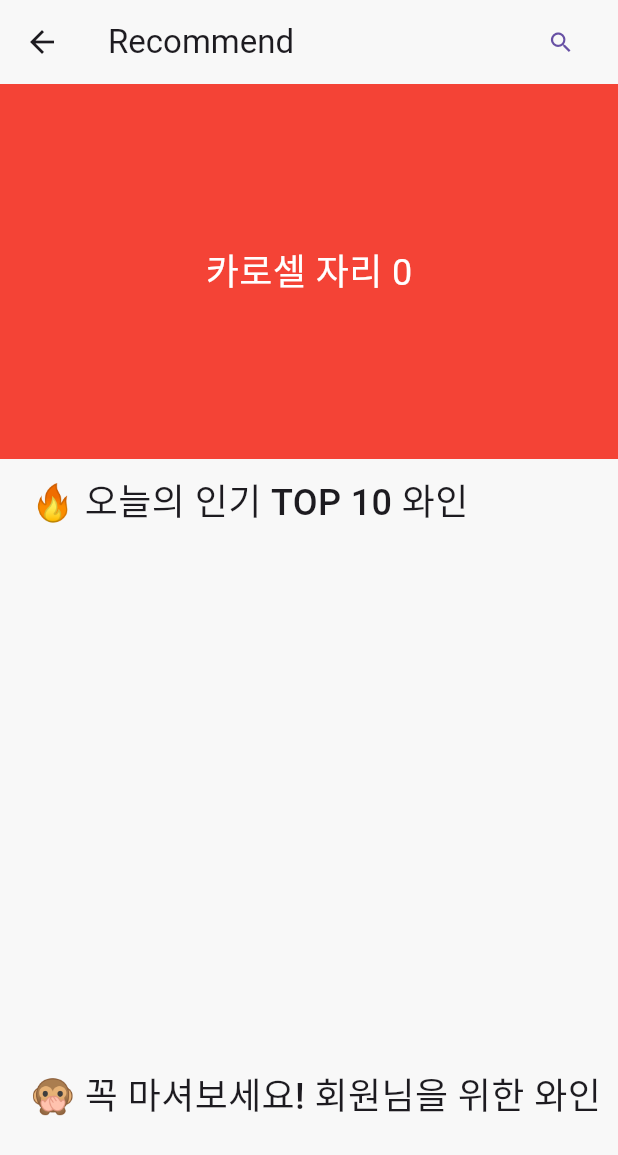
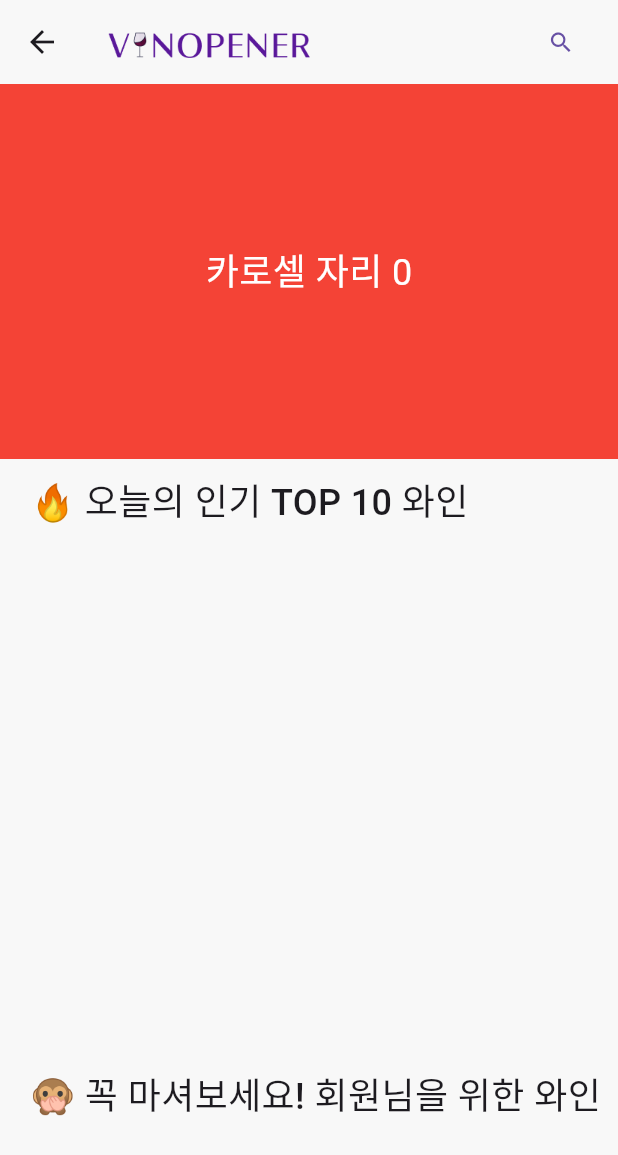
Before and after one commit to thevinopener/vinopener, a Flutter app: the RecommendScreen screen opened directly, on a phone screen of 412 x 824 dp. Shown: the top 1155 px of the screen. Run offline on Flutter 3.47's test engine with Material 3 defaults, Android fonts, the phone set to English and light mode, and no system bars; drawn by our look-alikes of carousel_slider; our stand-ins replace accordion, camera, dashed_circular_progress_bar, dio, event_bus, firebase_auth and 7 more; missing offline and left inert: flag, floating_chat_button, flutter_radar_chart, focused_area_ocr_flutter, scanner_overlay; accounts and stored records are empty; network calls fail.

Commit message:
refactor: 메인화면 앱 바 수정 (#68)
Close #68

```diff
--- a/frontend/lib/screens/recommend/recommend_screen.dart
+++ b/frontend/lib/screens/recommend/recommend_screen.dart
@@ -23,7 +23,8 @@ class _RecommendScreenState extends State<RecommendScreen> {
 
     // 필요한 데이터를 초기화 단계에서 로드
     if (!_initialized) {
-      final recommendProvider = Provider.of<RecommendProvider>(context, listen: false);
+      final recommendProvider =
+          Provider.of<RecommendProvider>(context, listen: false);
       _fetchAllRecommendations(recommendProvider);
       _initialized = true;
     }
@@ -45,7 +46,11 @@ class _RecommendScreenState extends State<RecommendScreen> {
   Widget build(BuildContext context) {
     return Scaffold(
       appBar: AppBar(
-        title: const Text('Recommend'),
+        title: Image.asset(
+          'assets/images/logo.png',
+          width: 135,
+          height: 22.5,
+        ),
         actions: <Widget>[
           TextButton.icon(
             onPressed: () {
@@ -133,10 +138,10 @@ class _RecommendScreenState extends State<RecommendScreen> {
 
   // 와인 추천 섹션을 위한 공통 메서드
   Widget _buildWineRecommendationSection(
-      BuildContext context, {
-        required String title,
-        required String recommendType,
-      }) {
+    BuildContext context, {
+    required String title,
+    required String recommendType,
+  }) {
     return SizedBox(
       width: double.infinity,
       child: Padding(
--- a/frontend/lib/widgets/feed/feed_wine_item.dart
+++ b/frontend/lib/widgets/feed/feed_wine_item.dart
@@ -14,7 +14,6 @@ class FeedWineItem extends StatelessWidget {
   @override
   Widget build(BuildContext context) {
     return Container(
-      color: Colors.white,
       margin: EdgeInsets.all(5),
       decoration: BoxDecoration(
         color: Colors.white,
```
